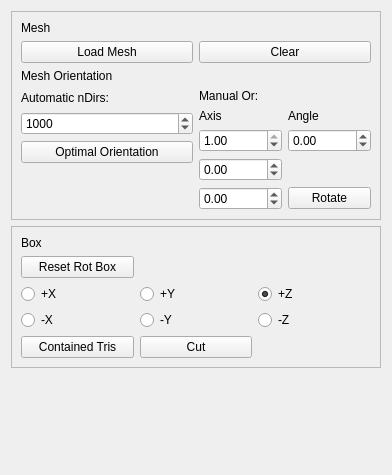
This is gui/hf_gui.ui in cg3hci/SplitAndMill as Qt 5 draws it before an edit. The edited form follows.
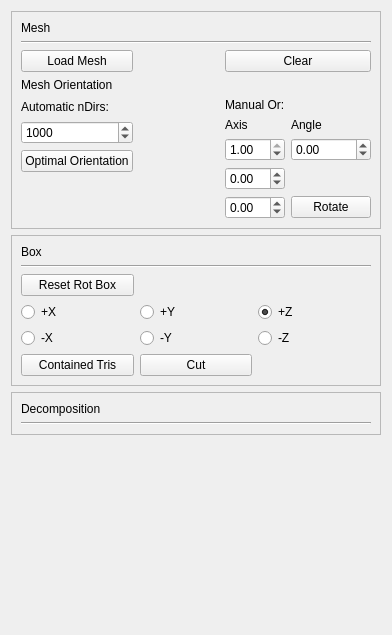
This is the edited form.

Commit message: ready for ctrl+z and decomposition management

The edit to the form file:
```diff
--- a/gui/hf_gui.ui
+++ b/gui/hf_gui.ui
@@ -7,7 +7,7 @@
     <x>0</x>
     <y>0</y>
     <width>392</width>
-    <height>475</height>
+    <height>635</height>
    </rect>
   </property>
   <property name="windowTitle">
@@ -23,35 +23,14 @@
       <enum>QFrame::Raised</enum>
      </property>
      <layout class="QGridLayout" name="gridLayout_3">
-      <item row="1" column="0">
-       <widget class="QPushButton" name="resetBoxPushButton">
+      <item row="5" column="1">
+       <widget class="QPushButton" name="cutPushButton">
         <property name="text">
-         <string>Reset Rot Box</string>
-        </property>
-       </widget>
-      </item>
-      <item row="2" column="0">
-       <widget class="QRadioButton" name="pxRadioButton">
-        <property name="text">
-         <string>+X</string>
+         <string>Cut</string>
         </property>
        </widget>
       </item>
       <item row="3" column="2">
-       <widget class="QRadioButton" name="mzRadioButton">
-        <property name="text">
-         <string>-Z</string>
-        </property>
-       </widget>
-      </item>
-      <item row="0" column="0">
-       <widget class="QLabel" name="label">
-        <property name="text">
-         <string>Box</string>
-        </property>
-       </widget>
-      </item>
-      <item row="2" column="2">
        <widget class="QRadioButton" name="pzRadioButton">
         <property name="text">
          <string>+Z</string>
@@ -61,28 +40,49 @@
         </property>
        </widget>
       </item>
-      <item row="3" column="0">
+      <item row="4" column="0">
        <widget class="QRadioButton" name="mxRadioButton">
         <property name="text">
          <string>-X</string>
         </property>
        </widget>
       </item>
-      <item row="2" column="1">
+      <item row="4" column="2">
+       <widget class="QRadioButton" name="mzRadioButton">
+        <property name="text">
+         <string>-Z</string>
+        </property>
+       </widget>
+      </item>
+      <item row="3" column="0">
+       <widget class="QRadioButton" name="pxRadioButton">
+        <property name="text">
+         <string>+X</string>
+        </property>
+       </widget>
+      </item>
+      <item row="0" column="0">
+       <widget class="QLabel" name="label">
+        <property name="text">
+         <string>Box</string>
+        </property>
+       </widget>
+      </item>
+      <item row="2" column="0">
+       <widget class="QPushButton" name="resetBoxPushButton">
+        <property name="text">
+         <string>Reset Rot Box</string>
+        </property>
+       </widget>
+      </item>
+      <item row="3" column="1">
        <widget class="QRadioButton" name="pyRadioButton">
         <property name="text">
          <string>+Y</string>
         </property>
        </widget>
       </item>
-      <item row="3" column="1">
-       <widget class="QRadioButton" name="myRadioButton">
-        <property name="text">
-         <string>-Y</string>
-        </property>
-       </widget>
-      </item>
-      <item row="4" column="0">
+      <item row="5" column="0">
        <widget class="QPushButton" name="containedTrisPushButton">
         <property name="text">
          <string>Contained Tris</string>
@@ -90,9 +90,16 @@
        </widget>
       </item>
       <item row="4" column="1">
-       <widget class="QPushButton" name="cutPushButton">
+       <widget class="QRadioButton" name="myRadioButton">
         <property name="text">
-         <string>Cut</string>
+         <string>-Y</string>
+        </property>
+       </widget>
+      </item>
+      <item row="1" column="0" colspan="3">
+       <widget class="Line" name="line_2">
+        <property name="orientation">
+         <enum>Qt::Horizontal</enum>
         </property>
        </widget>
       </item>
@@ -114,128 +121,14 @@
       <enum>QFrame::Raised</enum>
      </property>
      <layout class="QGridLayout" name="gridLayout_2">
-      <item row="3" column="2">
-       <widget class="QFrame" name="frame_4">
-        <property name="frameShape">
-         <enum>QFrame::NoFrame</enum>
-        </property>
-        <property name="frameShadow">
-         <enum>QFrame::Raised</enum>
-        </property>
-        <layout class="QGridLayout" name="gridLayout_5">
-         <property name="leftMargin">
-          <number>0</number>
-         </property>
-         <property name="topMargin">
-          <number>0</number>
-         </property>
-         <property name="rightMargin">
-          <number>0</number>
-         </property>
-         <property name="bottomMargin">
-          <number>0</number>
-         </property>
-         <item row="2" column="0">
-          <widget class="QDoubleSpinBox" name="xAxisSpinBox">
-           <property name="locale">
-            <locale language="English" country="UnitedStates"/>
-           </property>
-           <property name="minimum">
-            <double>-1.000000000000000</double>
-           </property>
-           <property name="maximum">
-            <double>1.000000000000000</double>
-           </property>
-           <property name="value">
-            <double>1.000000000000000</double>
-           </property>
-          </widget>
-         </item>
-         <item row="0" column="0">
-          <widget class="QLabel" name="label_5">
-           <property name="text">
-            <string>Manual Or:</string>
-           </property>
-          </widget>
-         </item>
-         <item row="1" column="1">
-          <widget class="QLabel" name="label_7">
-           <property name="text">
-            <string>Angle</string>
-           </property>
-          </widget>
-         </item>
-         <item row="3" column="0">
-          <widget class="QDoubleSpinBox" name="yAxisSpinBox">
-           <property name="locale">
-            <locale language="English" country="UnitedStates"/>
-           </property>
-           <property name="minimum">
-            <double>-1.000000000000000</double>
-           </property>
-           <property name="maximum">
-            <double>1.000000000000000</double>
-           </property>
-          </widget>
-         </item>
-         <item row="1" column="0">
-          <widget class="QLabel" name="label_6">
-           <property name="text">
-            <string>Axis</string>
-           </property>
-          </widget>
-         </item>
-         <item row="4" column="0">
-          <widget class="QDoubleSpinBox" name="zAxisSpinBox">
-           <property name="locale">
-            <locale language="English" country="UnitedStates"/>
-           </property>
-           <property name="minimum">
-            <double>-1.000000000000000</double>
-           </property>
-           <property name="maximum">
-            <double>1.000000000000000</double>
-           </property>
-          </widget>
-         </item>
-         <item row="2" column="1">
-          <widget class="QDoubleSpinBox" name="angleSpinBox">
-           <property name="locale">
-            <locale language="English" country="UnitedStates"/>
-           </property>
-           <property name="minimum">
-            <double>-360.000000000000000</double>
-           </property>
-           <property name="maximum">
-            <double>360.000000000000000</double>
-           </property>
-          </widget>
-         </item>
-         <item row="4" column="1">
-          <widget class="QPushButton" name="manualRotationPushButton">
-           <property name="text">
-            <string>Rotate</string>
-           </property>
-          </widget>
-         </item>
-        </layout>
-       </widget>
-      </item>
-      <item row="1" column="2">
-       <widget class="QPushButton" name="clearPushButton">
-        <property name="text">
-         <string>Clear</string>
-        </property>
-       </widget>
-      </item>
-      <item row="1" column="0">
+      <item row="2" column="0">
        <widget class="QPushButton" name="loadMeshPushButton">
         <property name="text">
          <string>Load Mesh</string>
         </property>
        </widget>
       </item>
-      <item row="3" column="0">
+      <item row="4" column="0">
        <widget class="QFrame" name="frame_3">
         <property name="sizePolicy">
          <sizepolicy hsizetype="Preferred" vsizetype="Preferred">
@@ -306,13 +199,6 @@
         </layout>
        </widget>
       </item>
-      <item row="2" column="0">
-       <widget class="QLabel" name="label_4">
-        <property name="text">
-         <string>Mesh Orientation</string>
-        </property>
-       </widget>
-      </item>
       <item row="0" column="0">
        <widget class="QLabel" name="label_2">
         <property name="text">
@@ -320,10 +206,138 @@
         </property>
        </widget>
       </item>
+      <item row="2" column="2">
+       <widget class="QPushButton" name="clearPushButton">
+        <property name="text">
+         <string>Clear</string>
+        </property>
+       </widget>
+      </item>
+      <item row="4" column="2">
+       <widget class="QFrame" name="frame_4">
+        <property name="frameShape">
+         <enum>QFrame::NoFrame</enum>
+        </property>
+        <property name="frameShadow">
+         <enum>QFrame::Raised</enum>
+        </property>
+        <layout class="QGridLayout" name="gridLayout_5">
+         <property name="leftMargin">
+          <number>0</number>
+         </property>
+         <property name="topMargin">
+          <number>0</number>
+         </property>
+         <property name="rightMargin">
+          <number>0</number>
+         </property>
+         <property name="bottomMargin">
+          <number>0</number>
+         </property>
+         <item row="2" column="0">
+          <widget class="QDoubleSpinBox" name="xAxisSpinBox">
+           <property name="locale">
+            <locale language="English" country="UnitedStates"/>
+           </property>
+           <property name="minimum">
+            <double>-1.000000000000000</double>
+           </property>
+           <property name="maximum">
+            <double>1.000000000000000</double>
+           </property>
+           <property name="value">
+            <double>1.000000000000000</double>
+           </property>
+          </widget>
+         </item>
+         <item row="0" column="0">
+          <widget class="QLabel" name="label_5">
+           <property name="text">
+            <string>Manual Or:</string>
+           </property>
+          </widget>
+         </item>
+         <item row="1" column="1">
+          <widget class="QLabel" name="label_7">
+           <property name="text">
+            <string>Angle</string>
+           </property>
+          </widget>
+         </item>
+         <item row="3" column="0">
+          <widget class="QDoubleSpinBox" name="yAxisSpinBox">
+           <property name="locale">
+            <locale language="English" country="UnitedStates"/>
+           </property>
+           <property name="minimum">
+            <double>-1.000000000000000</double>
+           </property>
+           <property name="maximum">
+            <double>1.000000000000000</double>
+           </property>
+          </widget>
+         </item>
+         <item row="1" column="0">
+          <widget class="QLabel" name="label_6">
+           <property name="text">
+            <string>Axis</string>
+           </property>
+          </widget>
+         </item>
+         <item row="4" column="0">
+          <widget class="QDoubleSpinBox" name="zAxisSpinBox">
+           <property name="locale">
+            <locale language="English" country="UnitedStates"/>
+           </property>
+           <property name="minimum">
+            <double>-1.000000000000000</double>
+           </property>
+           <property name="maximum">
+            <double>1.000000000000000</double>
+           </property>
+          </widget>
+         </item>
+         <item row="2" column="1">
+          <widget class="QDoubleSpinBox" name="angleSpinBox">
+           <property name="locale">
+            <locale language="English" country="UnitedStates"/>
+           </property>
+           <property name="minimum">
+            <double>-360.000000000000000</double>
+           </property>
+           <property name="maximum">
+            <double>360.000000000000000</double>
+           </property>
+          </widget>
+         </item>
+         <item row="4" column="1">
+          <widget class="QPushButton" name="manualRotationPushButton">
+           <property name="text">
+            <string>Rotate</string>
+           </property>
+          </widget>
+         </item>
+        </layout>
+       </widget>
+      </item>
+      <item row="3" column="0">
+       <widget class="QLabel" name="label_4">
+        <property name="text">
+         <string>Mesh Orientation</string>
+        </property>
+       </widget>
+      </item>
+      <item row="1" column="0" colspan="3">
+       <widget class="Line" name="line">
+        <property name="orientation">
+         <enum>Qt::Horizontal</enum>
+        </property>
+       </widget>
+      </item>
      </layout>
     </widget>
    </item>
-   <item row="3" column="0">
+   <item row="4" column="0">
     <spacer name="verticalSpacer">
      <property name="orientation">
       <enum>Qt::Vertical</enum>
@@ -336,6 +350,32 @@
      </property>
     </spacer>
    </item>
+   <item row="3" column="0">
+    <widget class="QFrame" name="frame_5">
+     <property name="frameShape">
+      <enum>QFrame::StyledPanel</enum>
+     </property>
+     <property name="frameShadow">
+      <enum>QFrame::Raised</enum>
+     </property>
+     <layout class="QGridLayout" name="gridLayout_6">
+      <item row="0" column="0">
+       <widget class="QLabel" name="label_9">
+        <property name="text">
+         <string>Decomposition</string>
+        </property>
+       </widget>
+      </item>
+      <item row="1" column="0">
+       <widget class="Line" name="line_3">
+        <property name="orientation">
+         <enum>Qt::Horizontal</enum>
+        </property>
+       </widget>
+      </item>
+     </layout>
+    </widget>
+   </item>
   </layout>
  </widget>
  <resources/>
```
The commit also changes 4 other files.
